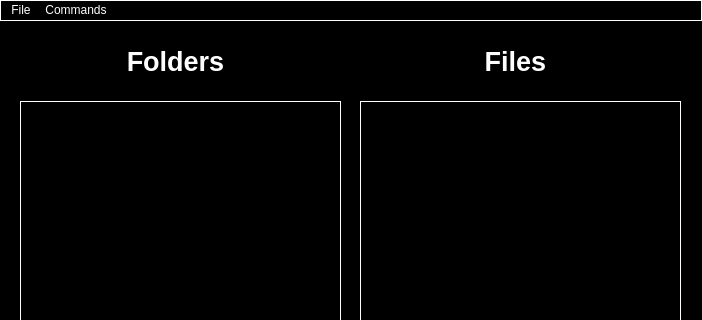
Before: the Qt Designer form Client/connectedinterface.ui in pab15/SSH-Client-QT, drawn with Qt 5; both pictures show x 0 to 702 and y 0 to 320 of the 702 by 552 pixel window.
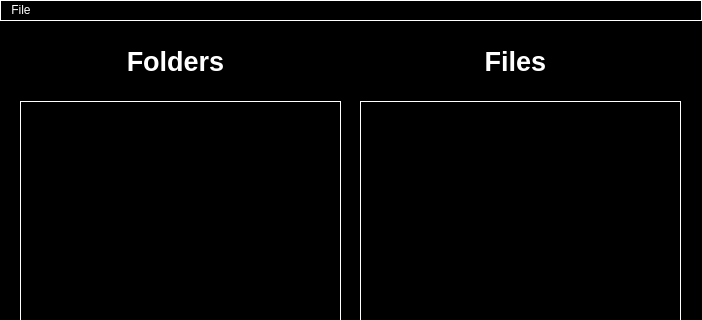
After: the same form once the commit is applied.

Diff of the .ui file:
```diff
--- a/Client/connectedinterface.ui
+++ b/Client/connectedinterface.ui
@@ -173,14 +173,7 @@
     </property>
     <addaction name="actionDisconnect"/>
    </widget>
-   <widget class="QMenu" name="menuCommands">
-    <property name="title">
-     <string>Commands</string>
-    </property>
-    <addaction name="actionCommand_Prompt"/>
-   </widget>
    <addaction name="menuFile"/>
-   <addaction name="menuCommands"/>
   </widget>
   <widget class="QStatusBar" name="statusbar"/>
   <action name="actionSave_Connection">
```
